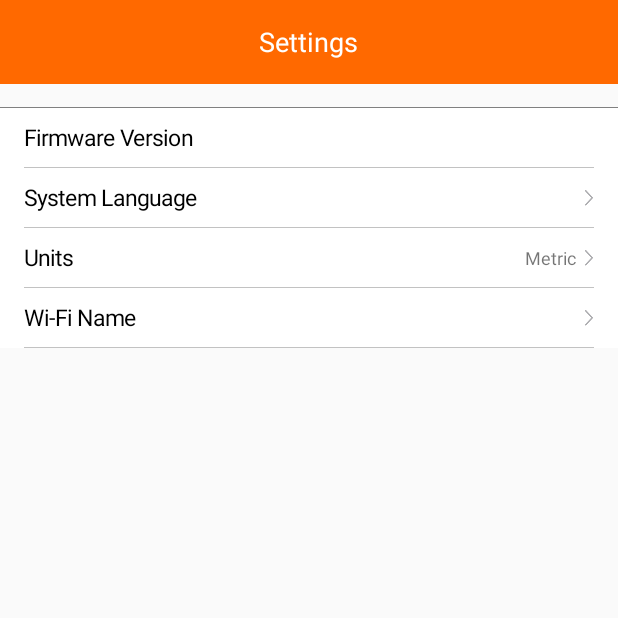
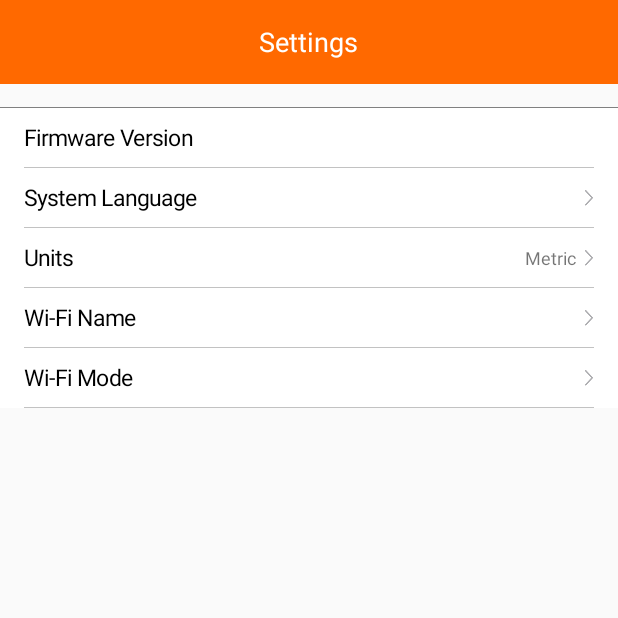
Before and after one commit to Sray548/JetPackDemo, an Android app: the SettingFragment screen opened through its navigation route, on a phone screen of 412 x 824 dp, the top half of it. Run offline under Robolectric (Android 15) with nearby library versions, the phone set to English and light mode, and no system bars; our stand-ins replace data binding, navigation-ui; libraries missing offline, so code that uses them is left out: org.java_websocket.client, org.java_websocket.handshake; 2 statements that could not run were skipped.

Commit message:
set wifi mode

```diff
--- a/app/src/main/java/com/example/jetpackdemo/connect/DeviceConn.java
+++ b/app/src/main/java/com/example/jetpackdemo/connect/DeviceConn.java
@@ -1504,7 +1504,8 @@ public class DeviceConn {
                     } catch (JSONException e) {
                         e.printStackTrace();
                     }
-                    sendMsg(jsonObject.toString());
+//                    sendMsg(jsonObject.toString());
+                    Log.d("send cmd: " + jsonObject);
                 } else {
                     Log.e("setWiFiMode failed, WS disconnect");
                 }
--- a/app/src/main/res/layout/fragment_setting.xml
+++ b/app/src/main/res/layout/fragment_setting.xml
@@ -99,6 +99,19 @@
                     app:LtextSize="@dimen/setting_item_left"
                     app:isShowRightText="true"
                     app:leftText="@string/wifi_name"
+                    app:rightTextSize="@dimen/setting_item_right">
+
+                </com.example.jetpackdemo.ui.widget.LSettingItem>
+
+                <com.example.jetpackdemo.ui.widget.LSettingItem
+                    android:id="@+id/wifi_mode"
+                    android:layout_width="match_parent"
+                    android:layout_height="wrap_content"
+                    android:onClick="@{()->click.setWiFiMode()}"
+                    app:LtextColor="@color/black"
+                    app:LtextSize="@dimen/setting_item_left"
+                    app:isShowRightText="true"
+                    app:leftText="@string/wifi_mode"
                     app:rightTextSize="@dimen/setting_item_right" />
 
             </LinearLayout>
```
Also changed, not shown: app/src/main/java/com/example/jetpackdemo/ui/setting/SettingFragment.java (+14 -0 lines), app/src/main/java/com/example/jetpackdemo/ui/setting/SettingViewModel.java (+42 -4 lines), app/src/main/res/layout/set_dialog.xml (+11 -1 lines).
